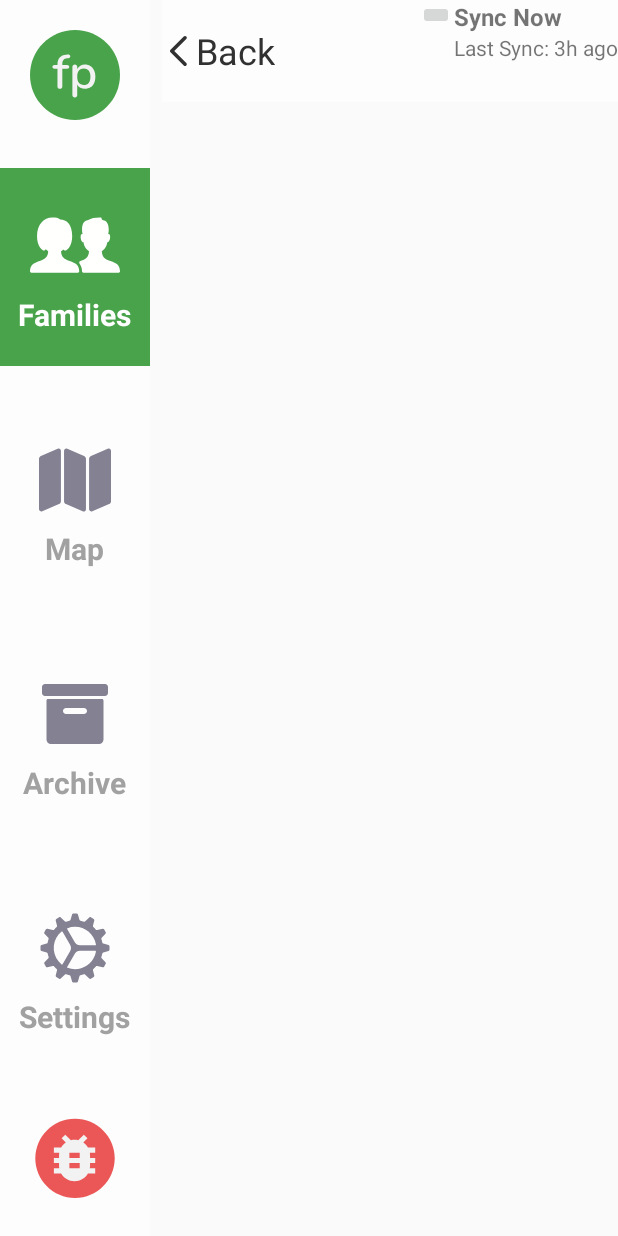
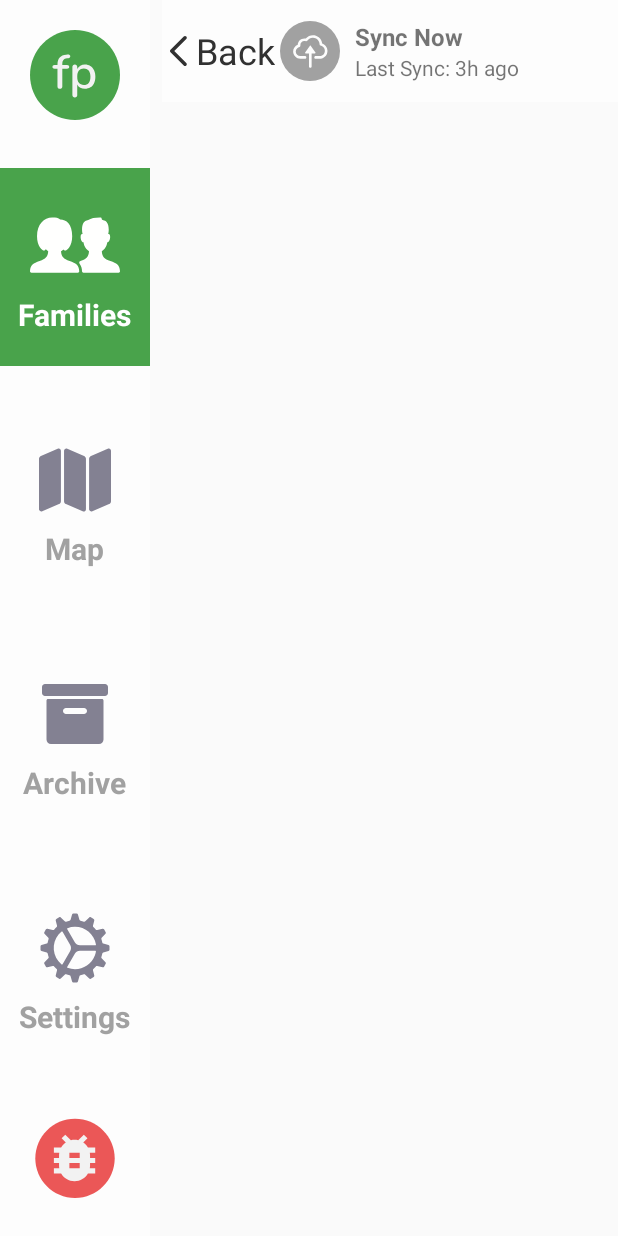
Before and after one commit to nessv/ps-advisor-app, an Android app: the screen it shows after launch (MainActivity), on a phone screen of 412 x 824 dp. Run offline under Robolectric (Android 15) with nearby library versions, the phone set to English and light mode, and no system bars; our stand-ins replace Dagger/Hilt's generated code, Room's generated code.

Commit message:
Add sync button and user layout to the top bar

```diff
--- /dev/null
+++ b/app/src/main/res/drawable/dashtopbar_synccircle.xml
@@ -0,0 +1,6 @@
+<?xml version="1.0" encoding="utf-8"?>
+<shape xmlns:android="http://schemas.android.com/apk/res/android"
+    android:shape="oval"
+    android:padding="10dp">
+    <solid android:color="@color/topbarSyncButton"/>
+</shape>
--- a/app/src/main/res/layout/activity_main.xml
+++ b/app/src/main/res/layout/activity_main.xml
@@ -56,17 +56,21 @@
         </LinearLayout>
 
         <LinearLayout
-            android:layout_width="wrap_content"
+            android:layout_width="225dp"
             android:layout_height="match_parent"
             android:orientation="horizontal"
-            android:layout_gravity="center">
+            android:gravity="center_vertical">
 
             <ImageButton
-                android:layout_width="wrap_content"
-                android:layout_height="wrap_content" />
+                android:id="@+id/dashboardtopbar_syncbutton"
+                android:layout_width="40dp"
+                android:layout_height="40dp"
+                android:src="@drawable/dashtopbar_sync"
+                android:background="@drawable/dashtopbar_synccircle"
+                android:layout_marginEnd="10dp"/>
 
             <LinearLayout
-                android:id="@+id/topbar_syncnowlabel"
+                android:id="@+id/topbar_synclabel"
                 android:layout_width="wrap_content"
                 android:layout_height="wrap_content"
                 android:orientation="vertical">
--- a/app/src/main/res/values/colors.xml
+++ b/app/src/main/res/values/colors.xml
@@ -17,4 +17,5 @@
     <!--Dashboard TopBar Colors-->
     <color name="topbarBackground">#FDFDFD</color>
     <color name="topbarBackButton">#313131</color>
+    <color name="topbarSyncButton">#A1A1A1</color>
 </resources>
```
